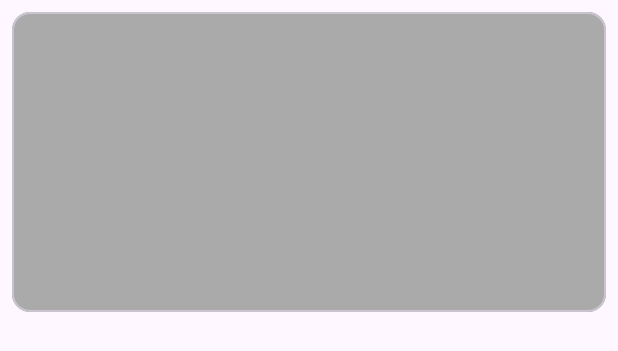
After one commit to Danprego86/Stores, an Android app: the layout item_store.xml on its own in the app's theme, with its tools: preview values and no code run, on a phone screen of 412 x 824 dp. The commit adds this screen. Shown: the top 351 px of the screen. Run offline under Robolectric (Android 15) with nearby library versions, the phone set to English and light mode, and no system bars.

Commit message:
Se agrega el diseño de la imagen

```diff
--- a/app/src/main/res/layout/activity_main.xml
+++ b/app/src/main/res/layout/activity_main.xml
@@ -2,7 +2,7 @@
 <androidx.constraintlayout.widget.ConstraintLayout xmlns:android="http://schemas.android.com/apk/res/android"
     xmlns:app="http://schemas.android.com/apk/res-auto"
     xmlns:tools="http://schemas.android.com/tools"
-    android:id="@+id/containerId"
+    android:id="@+id/containerMain"
     android:layout_width="match_parent"
     android:layout_height="match_parent"
     tools:context=".MainActivity">
--- /dev/null
+++ b/app/src/main/res/layout/item_store.xml
@@ -0,0 +1,26 @@
+<?xml version="1.0" encoding="utf-8"?>
+<com.google.android.material.card.MaterialCardView xmlns:android="http://schemas.android.com/apk/res/android"
+    android:layout_width="match_parent"
+    android:layout_height="@dimen/item_card_height"
+    xmlns:app="http://schemas.android.com/apk/res-auto"
+    android:layout_marginTop="@dimen/common_padding_min"
+    android:layout_marginHorizontal="@dimen/common_padding_min">
+
+    <androidx.constraintlayout.widget.ConstraintLayout
+        android:layout_width="match_parent"
+        android:layout_height="match_parent">
+
+        <ImageView
+            android:id="@+id/imgPhoto"
+            android:layout_width="0dp"
+            android:layout_height="0dp"
+            android:contentDescription="@string/description_img_photo"
+            android:background="@android:color/darker_gray"
+            app:layout_constraintStart_toStartOf="parent"
+            app:layout_constraintEnd_toEndOf="parent"
+            app:layout_constraintTop_toTopOf="parent"
+            app:layout_constraintBottom_toBottomOf="parent"/>
+
+    </androidx.constraintlayout.widget.ConstraintLayout>
+
+</com.google.android.material.card.MaterialCardView>
--- /dev/null
+++ b/app/src/main/res/values/dimens.xml
@@ -0,0 +1,8 @@
+<?xml version="1.0" encoding="utf-8"?>
+<resources>
+    <dimen name="item_card_height">200dp</dimen>
+    <dimen name="common_padding_min">8dp</dimen>
+    <dimen name="common_padding_default">16dp</dimen>
+    <dimen name="common_padding_middle">24dp</dimen>
+
+</resources>
--- a/app/src/main/res/values/strings.xml
+++ b/app/src/main/res/values/strings.xml
@@ -1,3 +1,4 @@
 <resources>
     <string name="app_name">Stores</string>
+    <string name="description_img_photo">Imagan de la tienda</string>
 </resources>
```
